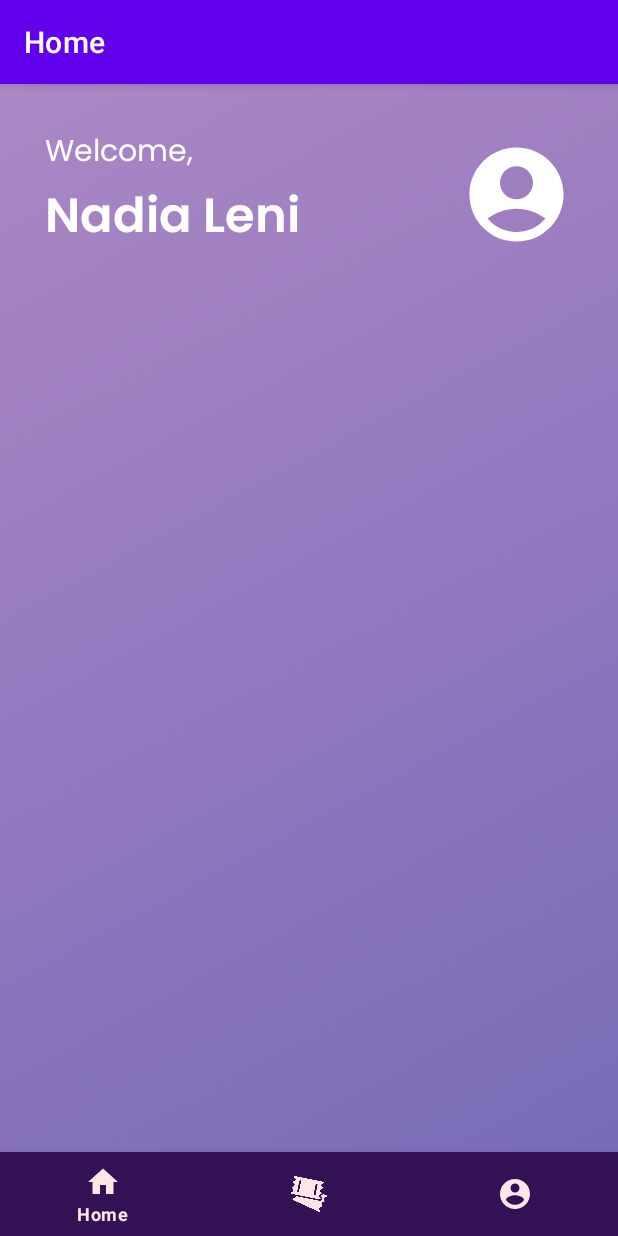
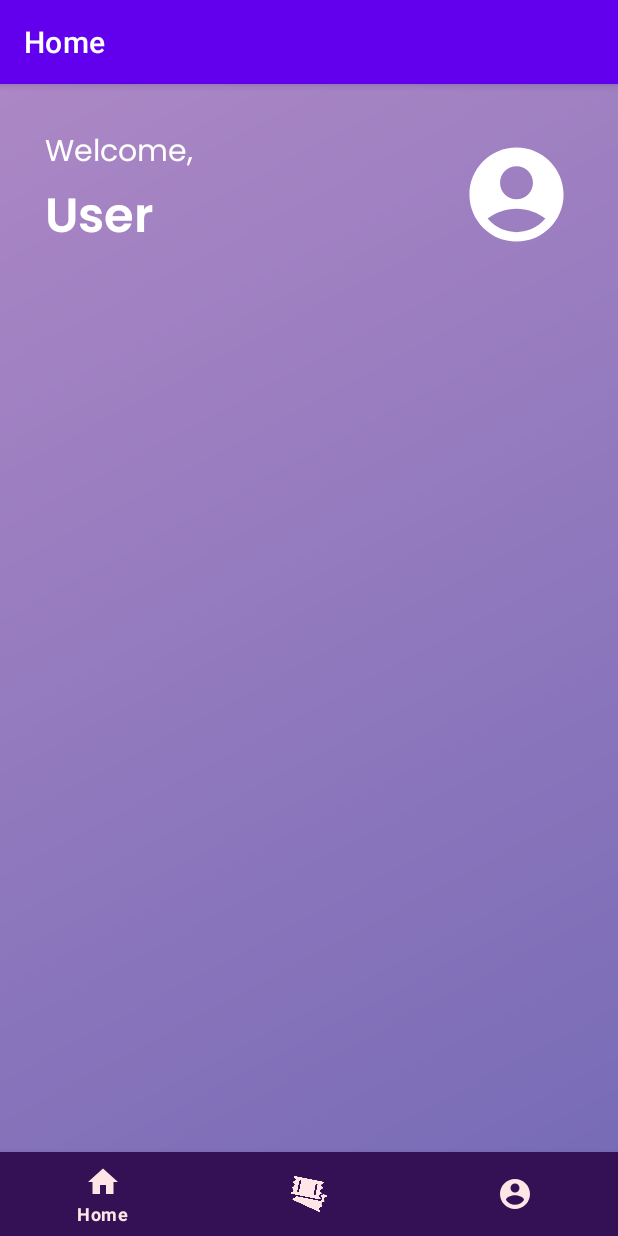
Before and after one commit to NadiaLeni/ProjectMobileTicketTrackker, an Android app: the HomeFragment screen opened through its navigation route, on a phone screen of 412 x 824 dp. Run offline under Robolectric (Android 15) with nearby library versions, the phone set to English and light mode, and no system bars; our stand-ins replace navigation-ui.

Commit message:
Integrasi ke HomeFragment

```diff
--- a/app/src/main/java/com/example/projectmobile3/ui/account/RegisterFragment.java
+++ b/app/src/main/java/com/example/projectmobile3/ui/account/RegisterFragment.java
@@ -114,6 +114,7 @@ public class RegisterFragment extends Fragment {
         editor.putString("user_name", user.getName());
         editor.putString("user_email", user.getEmail());
         editor.putString("user_password", user.getPassword());
+        editor.putBoolean("is_logged_in", false);
         editor.apply();
     }
 
--- a/app/src/main/java/com/example/projectmobile3/ui/home/HomeFragment.java
+++ b/app/src/main/java/com/example/projectmobile3/ui/home/HomeFragment.java
@@ -1,15 +1,20 @@
 package com.example.projectmobile3.ui.home;
 
+import android.content.Context;
+import android.content.SharedPreferences;
 import android.os.Bundle;
+import android.util.Log;
 import android.view.LayoutInflater;
 import android.view.View;
 import android.view.ViewGroup;
 import android.widget.TextView;
 
 import androidx.annotation.NonNull;
+import androidx.annotation.Nullable;
 import androidx.fragment.app.Fragment;
 import androidx.lifecycle.ViewModelProvider;
 
+import com.example.projectmobile3.R;
 import com.example.projectmobile3.databinding.FragmentHomeBinding;
 
 public class HomeFragment extends Fragment {
@@ -26,10 +31,33 @@ public class HomeFragment extends Fragment {
         return root;
     }
 
-
     @Override
     public void onDestroyView() {
         super.onDestroyView();
         binding = null;
     }
+
+    @Override
+    public void onViewCreated(@NonNull View view, @Nullable Bundle savedInstanceState) {
+        TextView tvUserName = view.findViewById(R.id.tvUserName);
+        if(!getLoginStatus()){
+            tvUserName.setText("User");
+        }
+        else{
+            String userName = getUserName();
+            Log.d("UserDebug", "User: " + userName);
+            tvUserName.setText(userName);
+        }
+    }
+
+    private String getUserName(){
+        SharedPreferences sharedPreferences = getActivity().getPreferences(Context.MODE_PRIVATE);
+        return sharedPreferences.getString("user_name", "");
+    }
+
+    private boolean getLoginStatus() {
+        SharedPreferences sharedPreferences = getActivity().getPreferences(Context.MODE_PRIVATE);
+        return sharedPreferences.getBoolean("is_logged_in", false);
+    }
+
 }
```
Also changed, not shown: app/src/main/java/com/example/projectmobile3/ui/account/AccountFragment.java (+8 -0 lines), app/src/main/java/com/example/projectmobile3/ui/account/ProfileFragment.java (+9 -0 lines).
